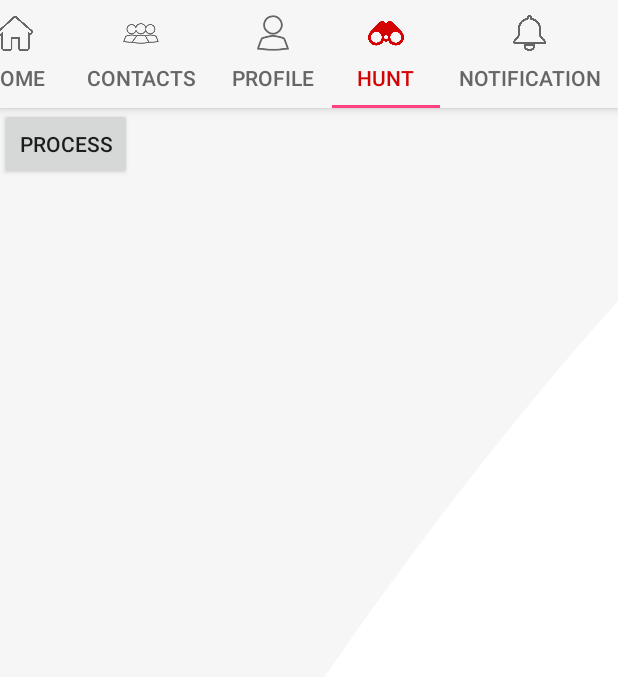
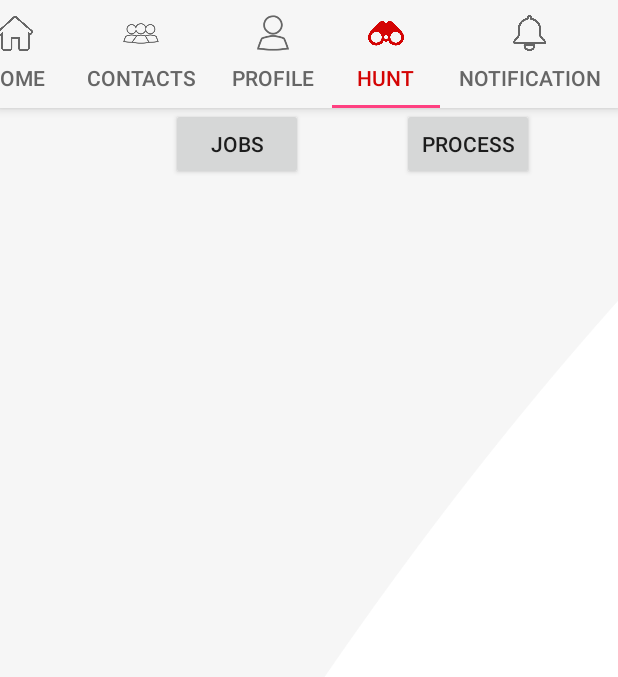
Before and after one commit to maheshc7/VacHunt, an Android app: the screen it shows after launch (TabsActivity), tab 4 chosen, on a phone screen of 412 x 824 dp, the part 96-773 px from its top. Run offline under Robolectric (Android 15) with nearby library versions, the phone set to English and light mode, and no system bars.

Commit message:
Jobs Main page

```diff
--- a/app/src/main/AndroidManifest.xml
+++ b/app/src/main/AndroidManifest.xml
@@ -23,7 +23,9 @@
             android:label="@string/title_activity_tabs"
             android:theme="@style/AppTheme.NoActionBar" />
         <activity android:name=".view.hunt.process.ProcessInterviewSchedule" />
-        <activity android:name=".view.hunt.process.ProcessShortlist1"></activity>
+        <activity android:name=".view.hunt.process.ProcessShortlist1" />
+        <activity android:name=".view.hunt.jobs.JobsMain" />
+        <activity android:name=".view.hunt.jobs.JobsMain1"></activity>
     </application>
 
 </manifest>
--- a/app/src/main/res/layout/hunt_tab.xml
+++ b/app/src/main/res/layout/hunt_tab.xml
@@ -8,11 +8,24 @@
     android:background="@drawable/background"
     tools:context=".view.TabsActivity$PlaceholderFragment">
 
+
+    <Button
+        android:id="@+id/hunt_jobsBtn"
+        android:layout_width="wrap_content"
+        android:layout_height="wrap_content"
+        android:layout_marginEnd="8dp"
+        android:layout_marginStart="56dp"
+        android:text="JOBS"
+        app:layout_constraintEnd_toStartOf="@+id/hunt_processBtn"
+        app:layout_constraintStart_toStartOf="parent"
+        tools:layout_editor_absoluteY="136dp" />
+
     <Button
         android:id="@+id/hunt_processBtn"
         android:layout_width="wrap_content"
         android:layout_height="wrap_content"
+        android:layout_marginEnd="56dp"
         android:text="PROCESS"
-        tools:layout_editor_absoluteX="147dp"
-        tools:layout_editor_absoluteY="100dp" />
+        app:layout_constraintEnd_toEndOf="parent"
+        tools:layout_editor_absoluteY="136dp" />
 </android.support.constraint.ConstraintLayout>
--- a/build.gradle
+++ b/build.gradle
@@ -7,7 +7,7 @@ buildscript {
         jcenter()
     }
     dependencies {
-        classpath 'com.android.tools.build:gradle:3.1.2'
+        classpath 'com.android.tools.build:gradle:3.1.3'
 
 
         // NOTE: Do not place your application dependencies here; they belong
```
Also changed, not shown: app/src/main/java/com/viinman/product/vachunt/view/hunt/HuntActivity.java (+13 -0 lines), app/src/main/java/com/viinman/product/vachunt/view/hunt/jobs/JobsMain.java (added, +28 -0 lines), app/src/main/java/com/viinman/product/vachunt/view/hunt/jobs/JobsMain1.java (added, +14 -0 lines), app/src/main/res/layout/activity_jobs_main.xml (added, +19 -0 lines), app/src/main/res/layout/activity_jobs_main1.xml (added, +49 -0 lines), app/src/main/res/drawable/jobs_addreq.png (added), app/src/main/res/drawable/jobs_recruiter_button.png (added), app/src/main/res/drawable/jobs_recruiter_icon.png (added), app/src/main/res/drawable/jobs_seeker_button.png (added), app/src/main/res/drawable/jobs_seeker_icon.png (added).
